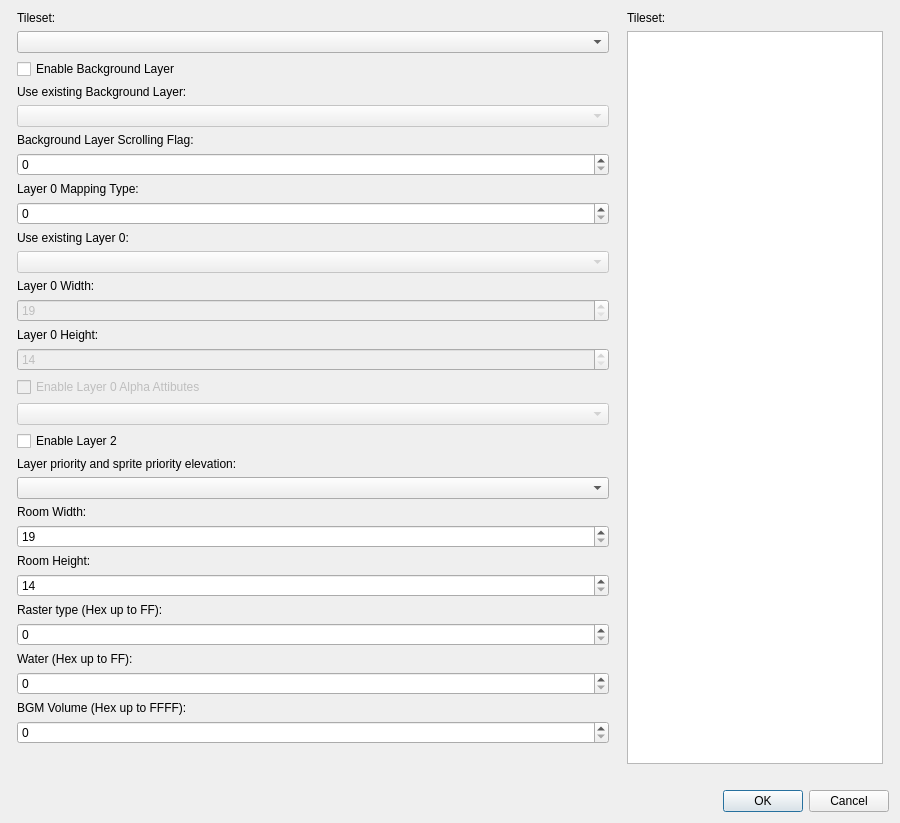
wario-land/WL4Editor, file Dialog/RoomConfigDialog.ui: the form before one commit.
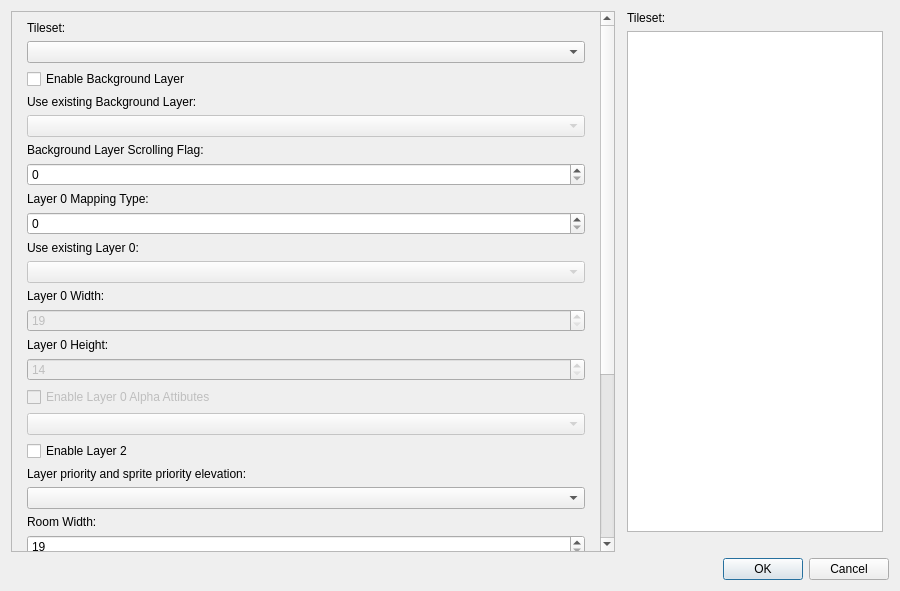
The form after the commit. Custom widgets are drawn as their Qt base class.

Commit message: add scroll area to Room Config Dialog (#335)

The edit to the form file:
```diff
--- a/Dialog/RoomConfigDialog.ui
+++ b/Dialog/RoomConfigDialog.ui
@@ -7,7 +7,7 @@
     <x>0</x>
     <y>0</y>
     <width>900</width>
-    <height>766</height>
+    <height>591</height>
    </rect>
   </property>
   <property name="sizePolicy">
@@ -26,6 +26,30 @@
       <number>0</number>
      </property>
      <item>
+      <widget class="QScrollArea" name="scrollArea">
+       <property name="horizontalScrollBarPolicy">
+        <enum>Qt::ScrollBarAlwaysOff</enum>
+       </property>
+       <property name="sizeAdjustPolicy">
+        <enum>QAbstractScrollArea::AdjustToContents</enum>
+       </property>
+       <property name="widgetResizable">
+        <bool>true</bool>
+       </property>
+       <property name="alignment">
+        <set>Qt::AlignLeading|Qt::AlignLeft|Qt::AlignTop</set>
+       </property>
+       <widget class="QWidget" name="scrollAreaWidgetContents">
+        <property name="geometry">
+         <rect>
+          <x>0</x>
+          <y>0</y>
+          <width>590</width>
+          <height>778</height>
+         </rect>
+        </property>
+        <layout class="QVBoxLayout" name="verticalLayout_2">
+         <item>
       <layout class="QVBoxLayout" name="verticalLayout_UI">
        <property name="leftMargin">
         <number>6</number>
@@ -348,6 +372,10 @@
         </spacer>
        </item>
       </layout>
+         </item>
+        </layout>
+       </widget>
+      </widget>
      </item>
      <item>
       <layout class="QVBoxLayout" name="verticalLayout_View">
```
Lines whose indentation alone changed are shown as unchanged.
